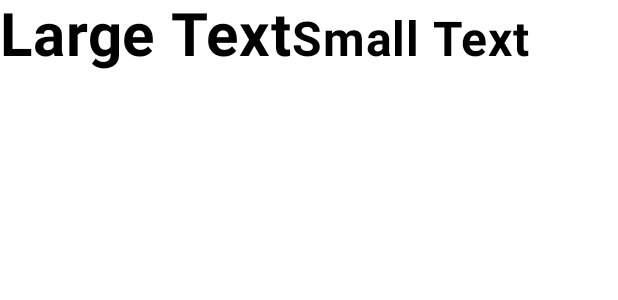
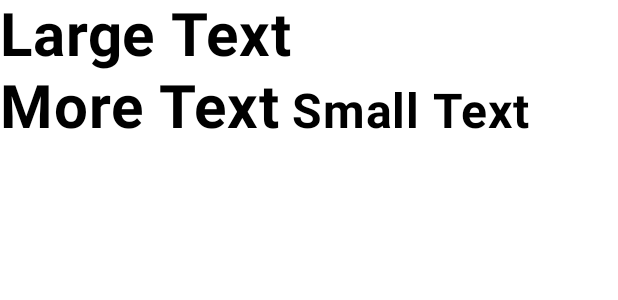
Before and after one commit to sake-2004/mobile_learning_lab3, an Android app built with Jetpack Compose: the @Preview function GreetingPreview, on a phone screen of 412 x 824 dp. Shown: the top 300 px of the screen. Run offline under Robolectric (Android 15) with nearby library versions, the phone set to English and light mode, and no system bars.

Commit message:
alignBy LastBaseline

```diff
--- a/app/src/main/java/com/example/rowcoldemo/MainActivity.kt
+++ b/app/src/main/java/com/example/rowcoldemo/MainActivity.kt
@@ -25,6 +25,7 @@ import androidx.compose.ui.unit.dp
 import androidx.compose.ui.unit.sp
 import com.example.rowcoldemo.ui.theme.RowColDemoTheme
 import androidx.compose.ui.Alignment
+import androidx.compose.ui.layout.LastBaseline
 
 class MainActivity : ComponentActivity() {
     override fun onCreate(savedInstanceState: Bundle?) {
@@ -44,8 +45,8 @@ class MainActivity : ComponentActivity() {
 fun MainScreen(modifier: Modifier = Modifier) {
     Row {
         Text(
-            text = "Large Text",
-            Modifier.alignByBaseline(),
+            text = "Large Text\n\nMore Text",
+            Modifier.alignBy(LastBaseline),
             fontSize = 40.sp,
             fontWeight = FontWeight.Bold
         )
```
